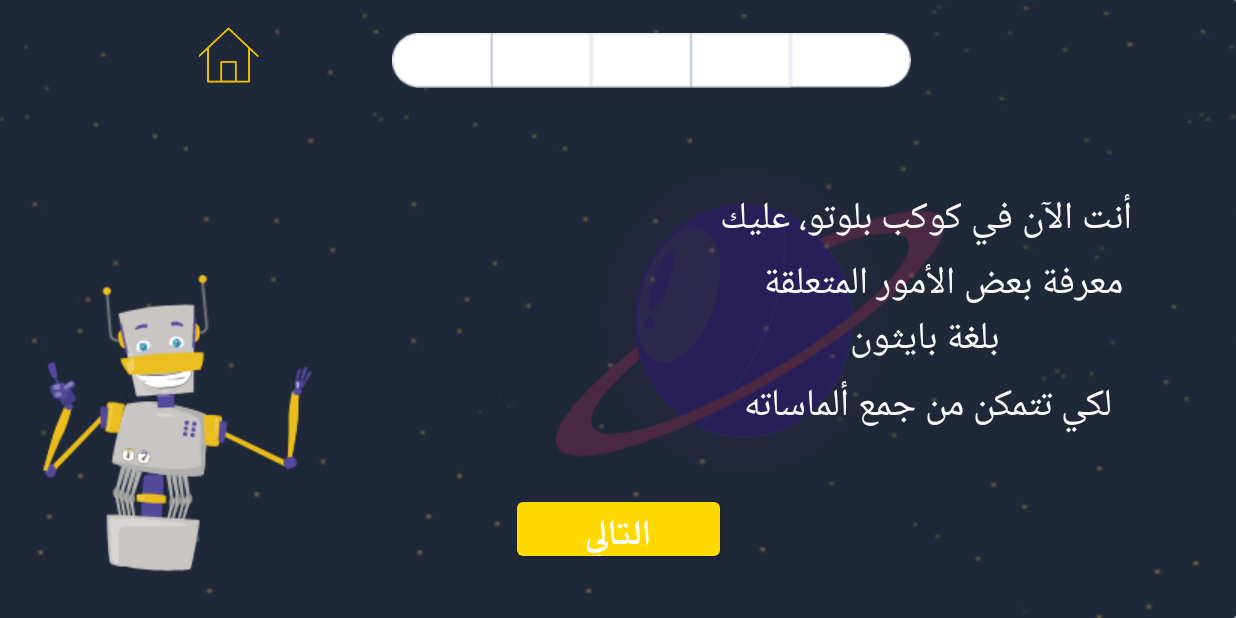
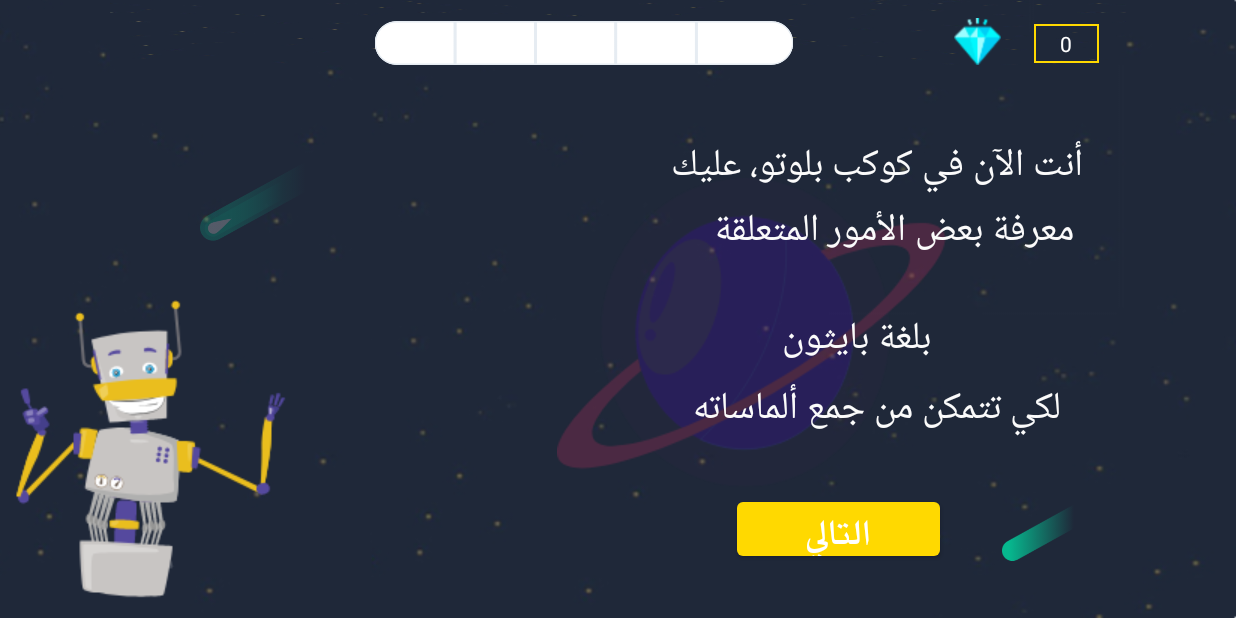
Before and after one commit to letsCodeProject/final_FF, an Android app: the firstlevel_1 screen opened directly, with no data from a screen before it, on a phone screen of 824 x 412 dp (held sideways). Run offline under Robolectric (Android 15) with nearby library versions, the phone set to English and light mode, and no system bars; Roboto replaces fonts that are not available here; 2 statements that could not run were skipped.

Commit message:
Try to pull

```diff
--- a/app/src/main/res/layout/activity_firstlevel_1.xml
+++ b/app/src/main/res/layout/activity_firstlevel_1.xml
@@ -1,5 +1,6 @@
 <?xml version="1.0" encoding="utf-8"?>
-<android.support.constraint.ConstraintLayout xmlns:android="http://schemas.android.com/apk/res/android"    xmlns:app="http://schemas.android.com/apk/res-auto"
+<RelativeLayout xmlns:android="http://schemas.android.com/apk/res/android"
+    xmlns:app="http://schemas.android.com/apk/res-auto"
     xmlns:tools="http://schemas.android.com/tools"
     android:layout_width="match_parent"
     android:layout_height="match_parent"
@@ -12,18 +13,30 @@
         android:layout_height="wrap_content"
         android:layout_alignParentEnd="true"
         android:layout_alignParentBottom="true"
-        android:layout_marginStart="8dp"
-        android:layout_marginTop="8dp"
-        android:layout_marginEnd="8dp"
-        android:layout_marginBottom="8dp"
+        android:layout_marginEnd="193dp"
+        android:layout_marginBottom="87dp"
         android:contentDescription="@string/desc"
-        app:layout_constraintBottom_toBottomOf="parent"
-        app:layout_constraintEnd_toEndOf="parent"
-        app:layout_constraintHorizontal_bias="0.661"
-        app:layout_constraintStart_toStartOf="parent"
-        app:layout_constraintTop_toTopOf="parent"
-        app:layout_constraintVertical_bias="0.539"
         app:srcCompat="@drawable/firstlevelback" />
+
+    <ImageView
+        android:id="@+id/imageView5"
+        android:layout_width="188dp"
+        android:layout_height="111dp"
+        android:layout_alignParentStart="true"
+        android:layout_alignParentTop="true"
+        android:layout_marginStart="132dp"
+        android:layout_marginTop="49dp"
+        app:srcCompat="@drawable/firstlevel_star" />
+
+    <ImageView
+        android:id="@+id/imageView28"
+        android:layout_width="156dp"
+        android:layout_height="97dp"
+        android:layout_alignParentEnd="true"
+        android:layout_alignParentBottom="true"
+        android:layout_marginEnd="0dp"
+        android:layout_marginBottom="36dp"
+        app:srcCompat="@drawable/first_lelelstar" />
 
     <TextView
         android:id="@+id/textView17"
@@ -31,19 +44,11 @@
         android:layout_height="wrap_content"
         android:layout_alignParentTop="true"
         android:layout_alignParentEnd="true"
-        android:layout_marginStart="8dp"
-        android:layout_marginTop="8dp"
-        android:layout_marginEnd="8dp"
-        android:layout_marginBottom="8dp"
+        android:layout_marginTop="89dp"
+        android:layout_marginEnd="102dp"
         android:text="@string/fist_level_1"
         android:textColor="@color/light_font"
-        android:textSize="25sp"
-        app:layout_constraintBottom_toBottomOf="parent"
-        app:layout_constraintEnd_toEndOf="parent"
-        app:layout_constraintHorizontal_bias="0.884"
-        app:layout_constraintStart_toStartOf="parent"
-        app:layout_constraintTop_toTopOf="parent"
-        app:layout_constraintVertical_bias="0.377" />
+        android:textSize="25sp" />
 
     <ImageView
         android:id="@+id/imageView42"
@@ -51,57 +56,33 @@
         android:layout_height="wrap_content"
         android:layout_alignParentStart="true"
         android:layout_alignParentBottom="true"
-        android:layout_marginStart="8dp"
-        android:layout_marginTop="8dp"
-        android:layout_marginEnd="8dp"
-        android:layout_marginBottom="8dp"
-        app:layout_constraintBottom_toBottomOf="parent"
-        app:layout_constraintEnd_toEndOf="parent"
-        app:layout_constraintHorizontal_bias="0.016"
-        app:layout_constraintStart_toStartOf="parent"
-        app:layout_constraintTop_toTopOf="parent"
-        app:layout_constraintVertical_bias="0.949"
+        android:layout_marginStart="0dp"
+        android:layout_marginBottom="0dp"
         app:srcCompat="@drawable/robot1" />
 
     <TextView
         android:id="@+id/textView31"
         android:layout_width="wrap_content"
         android:layout_height="wrap_content"
-
+        android:layout_alignTop="@+id/imageView28"
         android:layout_alignParentEnd="true"
-        android:layout_marginStart="8dp"
-        android:layout_marginTop="8dp"
-        android:layout_marginEnd="8dp"
-        android:layout_marginBottom="8dp"
+        android:layout_marginTop="-74dp"
+        android:layout_marginEnd="203dp"
         android:text="بلغة بايثون"
         android:textColor="@color/light_font"
-        android:textSize="25sp"
-        app:layout_constraintBottom_toBottomOf="parent"
-        app:layout_constraintEnd_toEndOf="parent"
-        app:layout_constraintHorizontal_bias="0.788"
-        app:layout_constraintStart_toStartOf="parent"
-        app:layout_constraintTop_toTopOf="parent"
-        app:layout_constraintVertical_bias="0.557" />
+        android:textSize="25sp" />
 
     <TextView
         android:id="@+id/textView33"
         android:layout_width="wrap_content"
         android:layout_height="wrap_content"
-
+        android:layout_alignStart="@+id/imageView28"
         android:layout_alignParentBottom="true"
-        android:layout_marginStart="8dp"
-        android:layout_marginTop="8dp"
-        android:layout_marginEnd="8dp"
-        android:layout_marginBottom="8dp"
+        android:layout_marginStart="-206dp"
+        android:layout_marginBottom="117dp"
         android:text="لكي تتمكن من جمع ألماساته"
         android:textColor="@color/light_font"
-        android:textSize="25sp"
-        app:layout_constraintBottom_toBottomOf="parent"
-        app:layout_constraintEnd_toEndOf="parent"
-        app:layout_constraintHorizontal_bias="0.867"
-        app:layout_constraintStart_toStartOf="parent"
-        app:layout_constraintTop_toTopOf="parent"
-        app:layout_constraintVertical_bias="0.685" />
+        android:textSize="25sp" />
 
     <Button
         android:id="@+id/button3"
@@ -109,58 +90,25 @@
         android:layout_height="36dp"
         android:layout_alignParentEnd="true"
         android:layout_alignParentBottom="true"
-        android:layout_marginStart="8dp"
-        android:layout_marginTop="8dp"
-        android:layout_marginEnd="8dp"
-
-        android:layout_marginBottom="8dp"
+        android:layout_marginEnd="197dp"
+        android:layout_marginBottom="41dp"
         android:background="@drawable/custom_button"
         android:fontFamily="@font/jalal_lt_light"
         android:text="التالي"
         android:textColor="@android:color/background_light"
         android:textSize="25sp"
-        app:layout_constraintBottom_toBottomOf="parent"
-        app:layout_constraintEnd_toEndOf="parent"
-        app:layout_constraintStart_toStartOf="parent"
-        app:layout_constraintTop_toTopOf="parent"
-        app:layout_constraintVertical_bias="0.907" />
 
-    <ImageButton
-        android:id="@+id/Homebtn"
-        android:layout_width="43dp"
-        android:layout_height="40dp"
-        android:layout_alignParentStart="true"
+        />
+
+    <fragment
+        android:id="@+id/fragment"
+        android:name="com.example.a96653.practice.up_fragment"
+        android:layout_width="677dp"
+        android:layout_height="43dp"
         android:layout_alignParentTop="true"
-        android:layout_alignParentEnd="true"
-        android:layout_alignParentBottom="true"
+        android:layout_centerHorizontal="true"
+        android:layout_marginTop="0dp"
+        tools:layout="@layout/fragment_up_fragment" />
 
-        android:layout_marginStart="8dp"
-        android:layout_marginTop="8dp"
-        android:layout_marginEnd="8dp"
-        android:layout_marginBottom="8dp"
-        android:background="@drawable/back"
-        android:scaleType="fitCenter"
-        app:layout_constraintBottom_toBottomOf="parent"
-        app:layout_constraintEnd_toEndOf="parent"
-        app:layout_constraintHorizontal_bias="0.16"
-        app:layout_constraintStart_toStartOf="parent"
-        app:layout_constraintTop_toTopOf="parent"
-        app:layout_constraintVertical_bias="0.024"
-        app:srcCompat="@drawable/h" />
 
-    <ImageView
-        android:layout_width="346dp"
-        android:layout_height="47dp"
-        android:layout_marginStart="8dp"
-        android:layout_marginTop="8dp"
-        android:layout_marginEnd="8dp"
-        android:layout_marginBottom="8dp"
-        android:src="@drawable/progres3"
-        app:layout_constraintBottom_toBottomOf="parent"
-        app:layout_constraintEnd_toEndOf="parent"
-        app:layout_constraintHorizontal_bias="0.548"
-        app:layout_constraintStart_toStartOf="parent"
-        app:layout_constraintTop_toTopOf="parent"
-        app:layout_constraintVertical_bias="0.024" />
-
-</android.support.constraint.ConstraintLayout>
+</RelativeLayout>
```
